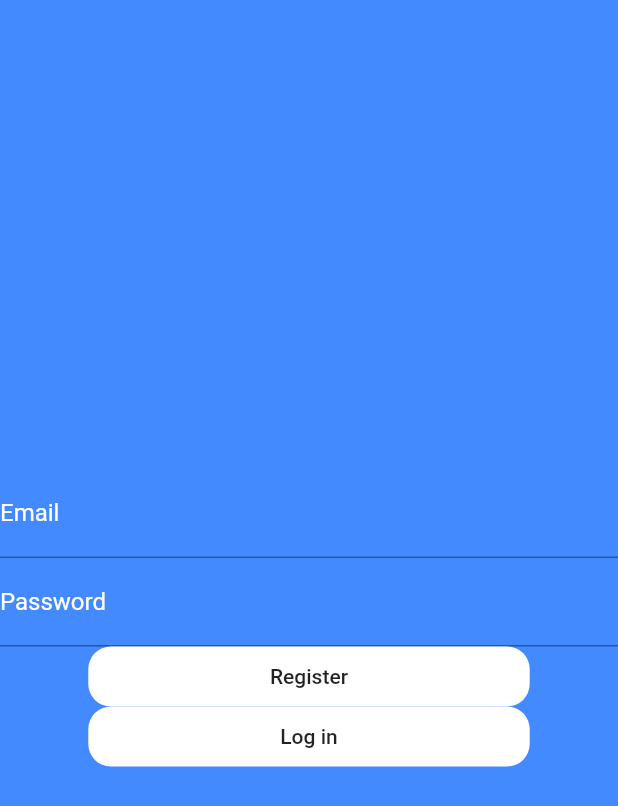
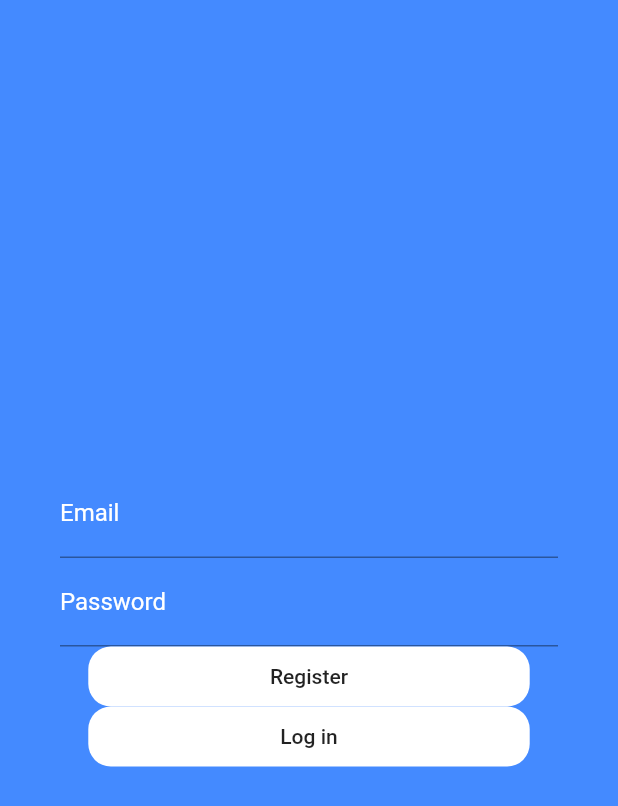
Before and after one commit to monkinng9/Pil_identifier, a Flutter app: the Authentication screen opened directly, on a phone screen of 412 x 824 dp. Shown: the top 806 px of the screen. Run offline on Flutter 3.47's test engine with Material 2 defaults, Android fonts, the phone set to English and light mode, and no system bars; our stand-ins replace firebase_core, image_picker; accounts and stored records are empty.

Commit message:
Update UI

```diff
--- a/Flutter/pill_identifier/lib/ui/authentication.dart
+++ b/Flutter/pill_identifier/lib/ui/authentication.dart
@@ -18,6 +18,8 @@ class _AuthenticationState extends State<Authentication> {
         width: MediaQuery.of(context).size.width,
         height: MediaQuery.of(context).size.height,
         decoration: const BoxDecoration(color: Colors.blueAccent),
+        child: Padding(
+          padding: const EdgeInsets.all(40),
           child: Column(
             mainAxisAlignment: MainAxisAlignment.center,
             children: [
@@ -65,6 +67,7 @@ class _AuthenticationState extends State<Authentication> {
             ],
           ),
         ),
+      ),
     );
   }
 }
```
Lines whose indentation alone changed are shown as unchanged.
